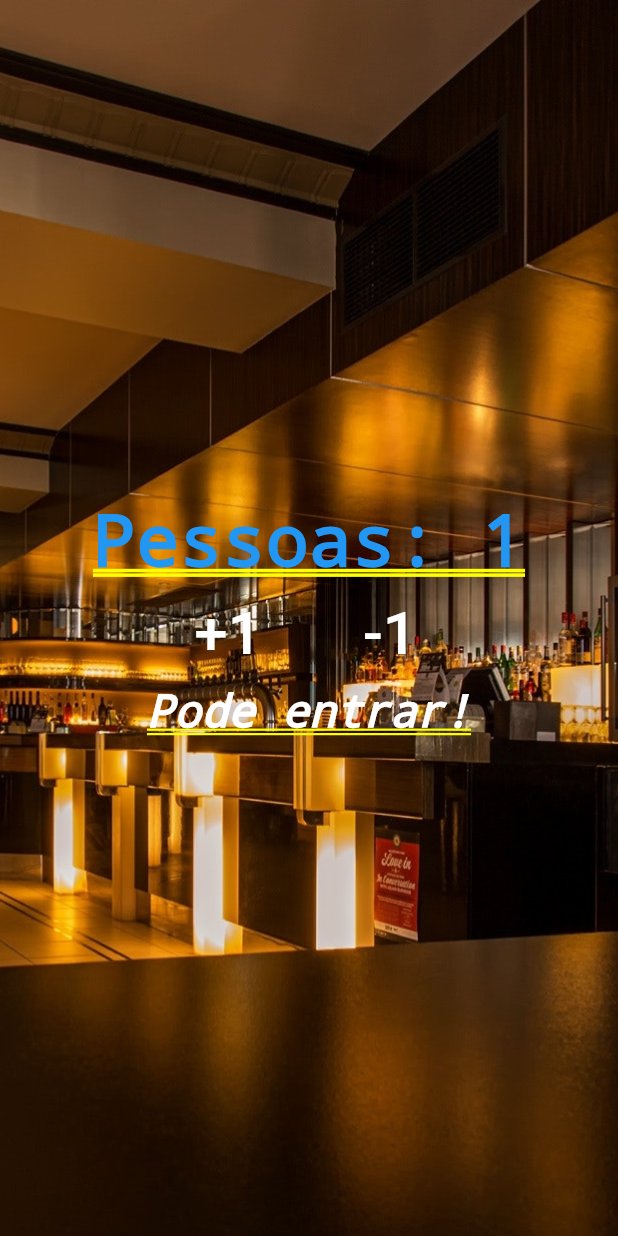
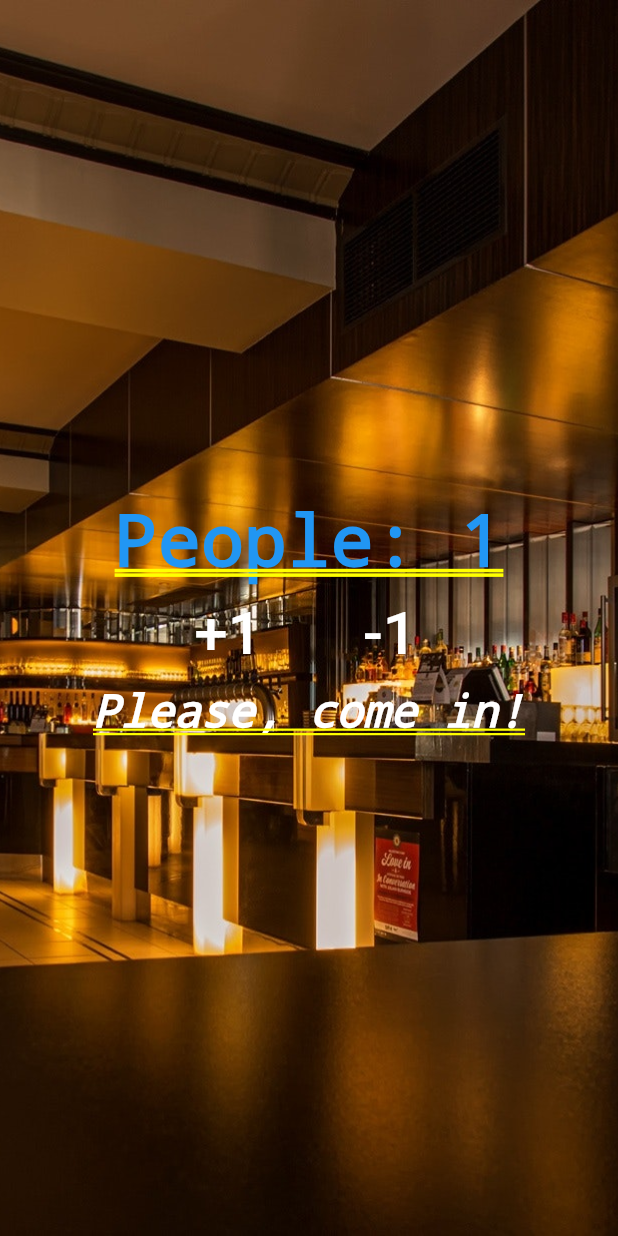
Before and after one commit to JoaoDanilo/People_counter, a Flutter app: the screen it shows after launch, after a tap on "+1", on a phone screen of 412 x 824 dp. Run offline on Flutter 3.47's test engine with Material 2 defaults, Android fonts, the phone set to English and light mode, and no system bars.

Commit message:
Update Text

```diff
--- a/lib/main.dart
+++ b/lib/main.dart
@@ -1,7 +1,7 @@
 import 'package:flutter/material.dart';
 
 void main() {
-  runApp(MaterialApp(title: "Contador de pessoas", home: Home()));
+  runApp(MaterialApp(title: "People Counter", home: Home()));
 }
 
 class Home extends StatefulWidget {
@@ -12,7 +12,7 @@ class Home extends StatefulWidget {
 class _HomeState extends State<Home> {
 
   int _numPeople = 0;
-  String _infoText = "Pode entrar!";
+  String _infoText = "Please, come in!";
 
   void _changePeople(int delta) {
 
@@ -20,13 +20,13 @@ class _HomeState extends State<Home> {
       _numPeople += delta;
 
       if(_numPeople < 0) {
-        _infoText = "Mundo Invertido !?";
+        _infoText = "Upside down world !?";
       }
       else if(_numPeople > 10) {
-        _infoText = "Lotado!";
+        _infoText = "The place is full!";
       }
       else {
-        _infoText = "Pode entrar!";
+        _infoText = "Please, come in!";
       }
     });
 
@@ -44,7 +44,7 @@ class _HomeState extends State<Home> {
         Column(
           mainAxisAlignment: MainAxisAlignment.center,
           children: <Widget>[
-            Text("Pessoas: $_numPeople",
+            Text("People: $_numPeople",
                 style:
                     TextStyle(color: Colors.blue, fontWeight: FontWeight.bold)),
             Row(
```
